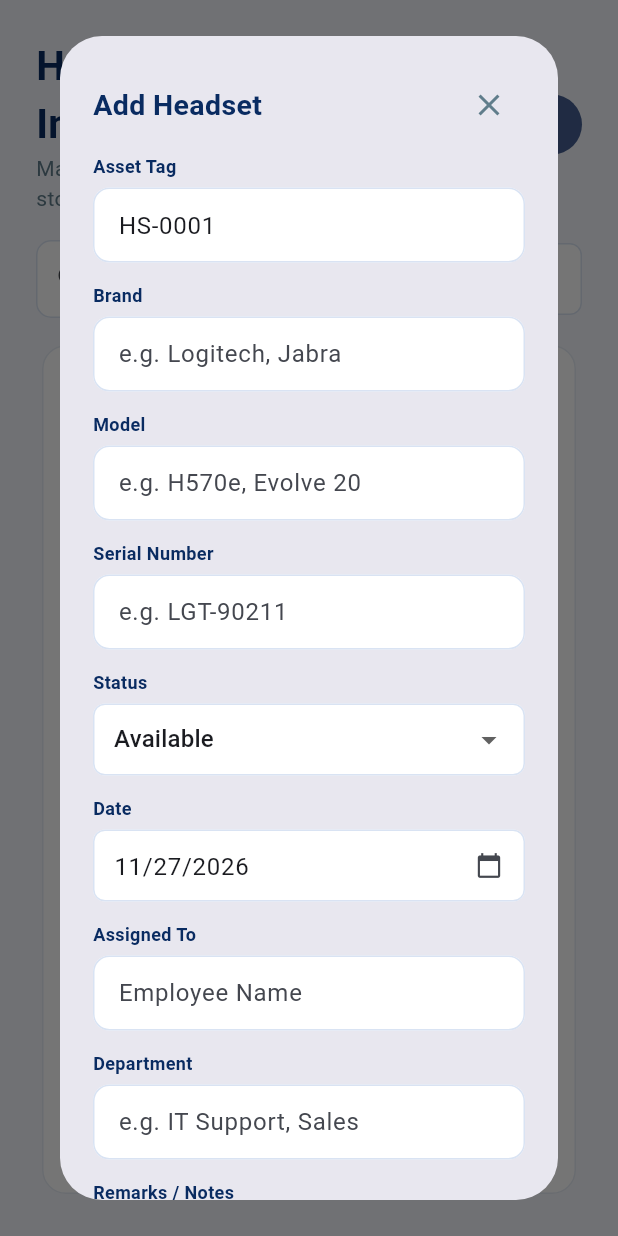
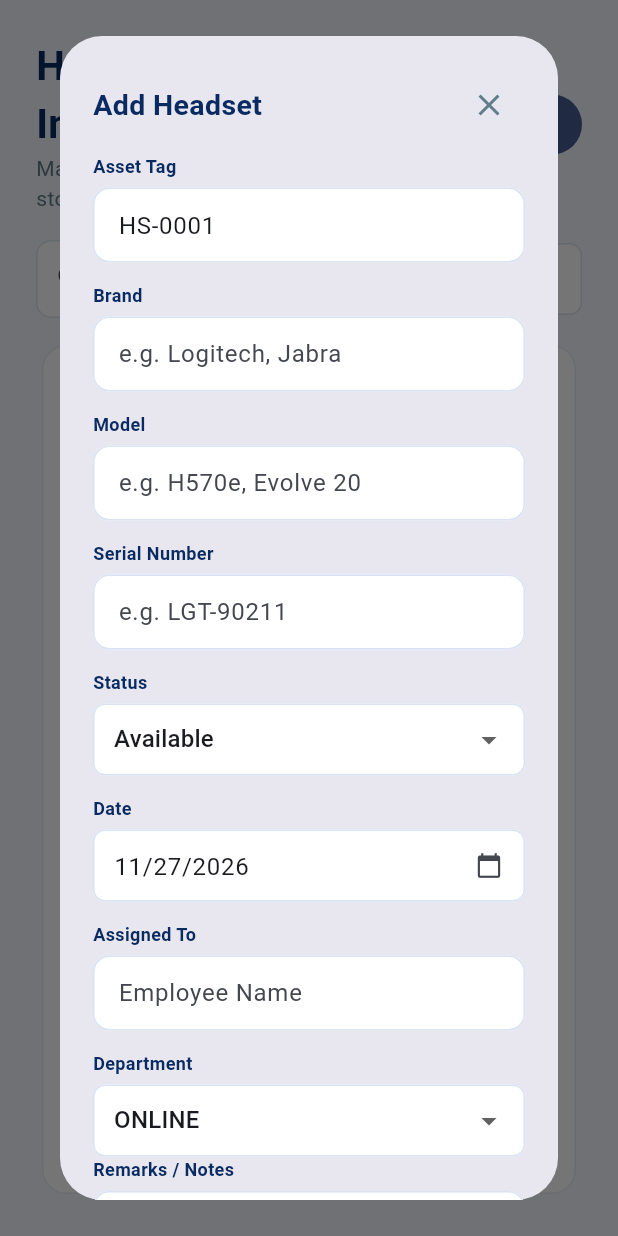
Before and after one commit to hcducusinithelpdesk-ux/headset-inventory, a Flutter app: the InventoryPage widget shown alone on an empty page, opened directly with empty values, after a tap on "Add Headset", on a phone screen of 412 x 824 dp. Run offline on Flutter 3.47's test engine with Material 3 defaults, Android fonts, the phone set to English and light mode, and no system bars; our stand-ins replace shared_preferences, supabase_flutter; accounts and stored records are empty; Roboto replaces fonts that are missing (Arial).

Commit message:
Add department choices to headset form

```diff
--- a/lib/main.dart
+++ b/lib/main.dart
@@ -503,10 +503,10 @@ class _InventoryPageState extends State<InventoryPage>{
     final model=TextEditingController();
     final serial=TextEditingController();
     final assignedTo=TextEditingController();
-    final department=TextEditingController();
     final notes=TextEditingController();
     final date=TextEditingController(text:DateFormat('MM/dd/yyyy').format(DateTime.now()));
     var status='Available';
+    var department='ONLINE';
     var createdAt=DateTime.now();
     final shouldSave=await showDialog<bool>(context:context,builder:(dialogContext)=>StatefulBuilder(builder:(dialogContext,setDialogState)=>Dialog(
       child:SizedBox(width:420,child:SingleChildScrollView(padding:const EdgeInsets.all(22),child:Column(mainAxisSize:MainAxisSize.min,children:[
@@ -543,7 +543,15 @@ class _InventoryPageState extends State<InventoryPage>{
         ]),
         const SizedBox(height:13),
         _addFormField('Assigned To',assignedTo,'Employee Name'),
-        _addFormField('Department',department,'e.g. IT Support, Sales'),
+        Column(crossAxisAlignment:CrossAxisAlignment.start,children:[
+          const Text('Department',style:TextStyle(fontSize:12,fontWeight:FontWeight.w600,color:navy)),
+          const SizedBox(height:6),
+          DropdownButtonFormField<String>(
+            value:department,decoration:_cellDecoration(),isExpanded:true,
+            items:['ONLINE','BOOTH SGM','UNO DIGITAL BANK'].map((value)=>DropdownMenuItem(value:value,child:Text(value))).toList(),
+            onChanged:(value){if(value!=null)setDialogState(()=>department=value);},
+          ),
+        ]),
         _addFormField('Remarks / Notes',notes,'e.g. USB Headset, Wireless'),
         Row(mainAxisAlignment:MainAxisAlignment.end,children:[
           TextButton(onPressed:()=>Navigator.pop(dialogContext,false),child:const Text('Cancel')),
@@ -553,29 +561,29 @@ class _InventoryPageState extends State<InventoryPage>{
       ]))),
     )));
     if(shouldSave!=true||!mounted){
-      tag.dispose();brand.dispose();model.dispose();serial.dispose();assignedTo.dispose();department.dispose();notes.dispose();date.dispose();
+      tag.dispose();brand.dispose();model.dispose();serial.dispose();assignedTo.dispose();notes.dispose();date.dispose();
       return;
     }
     final enteredDate=DateFormat('MM/dd/yyyy').tryParseStrict(date.text.trim());
     if(enteredDate==null){
       ScaffoldMessenger.of(context).showSnackBar(const SnackBar(content:Text('Enter a valid date in MM/DD/YYYY format.')));
-      tag.dispose();brand.dispose();model.dispose();serial.dispose();assignedTo.dispose();department.dispose();notes.dispose();date.dispose();
+      tag.dispose();brand.dispose();model.dispose();serial.dispose();assignedTo.dispose();notes.dispose();date.dispose();
       return;
     }
     createdAt=enteredDate;
     if(tag.text.trim().isEmpty||brand.text.trim().isEmpty||model.text.trim().isEmpty){
       ScaffoldMessenger.of(context).showSnackBar(const SnackBar(content:Text('Asset Tag, Brand, and Model are required.')));
-      tag.dispose();brand.dispose();model.dispose();serial.dispose();assignedTo.dispose();department.dispose();notes.dispose();date.dispose();
+      tag.dispose();brand.dispose();model.dispose();serial.dispose();assignedTo.dispose();notes.dispose();date.dispose();
       return;
     }
     if(widget.store.items.any((headset)=>headset.tag.toLowerCase()==tag.text.trim().toLowerCase())){
       ScaffoldMessenger.of(context).showSnackBar(const SnackBar(content:Text('Asset tag already exists.')));
-      tag.dispose();brand.dispose();model.dispose();serial.dispose();assignedTo.dispose();department.dispose();notes.dispose();date.dispose();
+      tag.dispose();brand.dispose();model.dispose();serial.dispose();assignedTo.dispose();notes.dispose();date.dispose();
       return;
     }
     final headset=Headset(
       id:DateTime.now().microsecondsSinceEpoch.toString(),tag:tag.text.trim(),brand:brand.text.trim(),model:model.text.trim(),
-      serial:serial.text.trim(),status:status,assignedTo:assignedTo.text.trim(),department:department.text.trim(),
+      serial:serial.text.trim(),status:status,assignedTo:assignedTo.text.trim(),department:department,
       notes:notes.text.trim(),createdAt:createdAt,
     );
     try{
@@ -583,7 +591,7 @@ class _InventoryPageState extends State<InventoryPage>{
     }catch(e){
       if(mounted)ScaffoldMessenger.of(context).showSnackBar(SnackBar(content:Text('Add failed: $e')));
     }finally{
-      tag.dispose();brand.dispose();model.dispose();serial.dispose();assignedTo.dispose();department.dispose();notes.dispose();date.dispose();
+      tag.dispose();brand.dispose();model.dispose();serial.dispose();assignedTo.dispose();notes.dispose();date.dispose();
     }
   }
 
```
